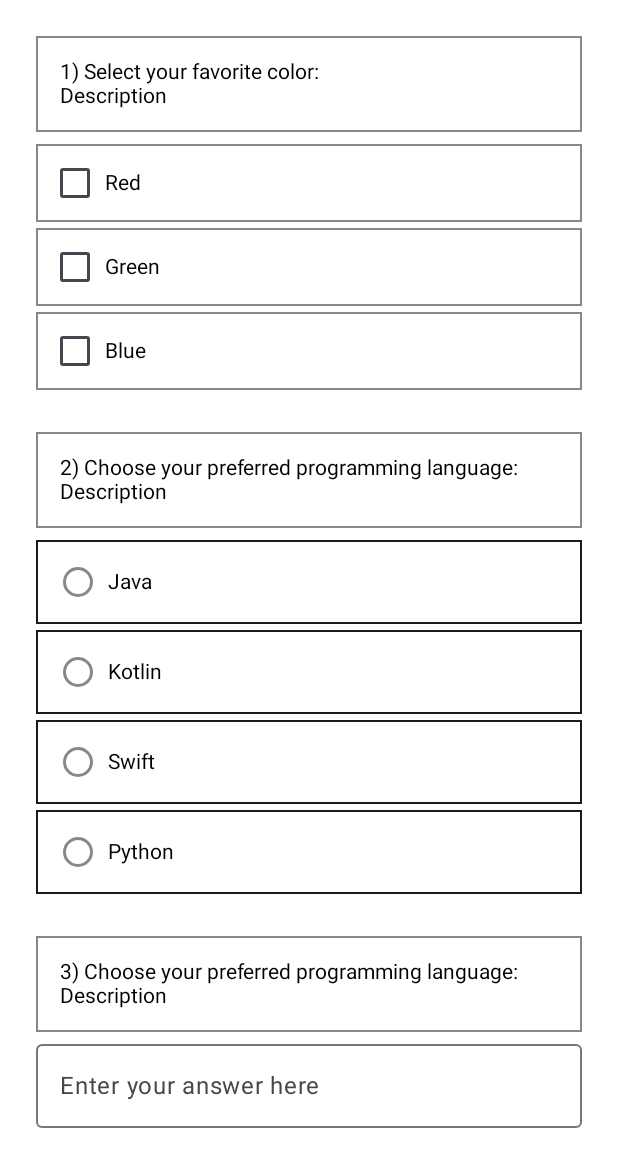
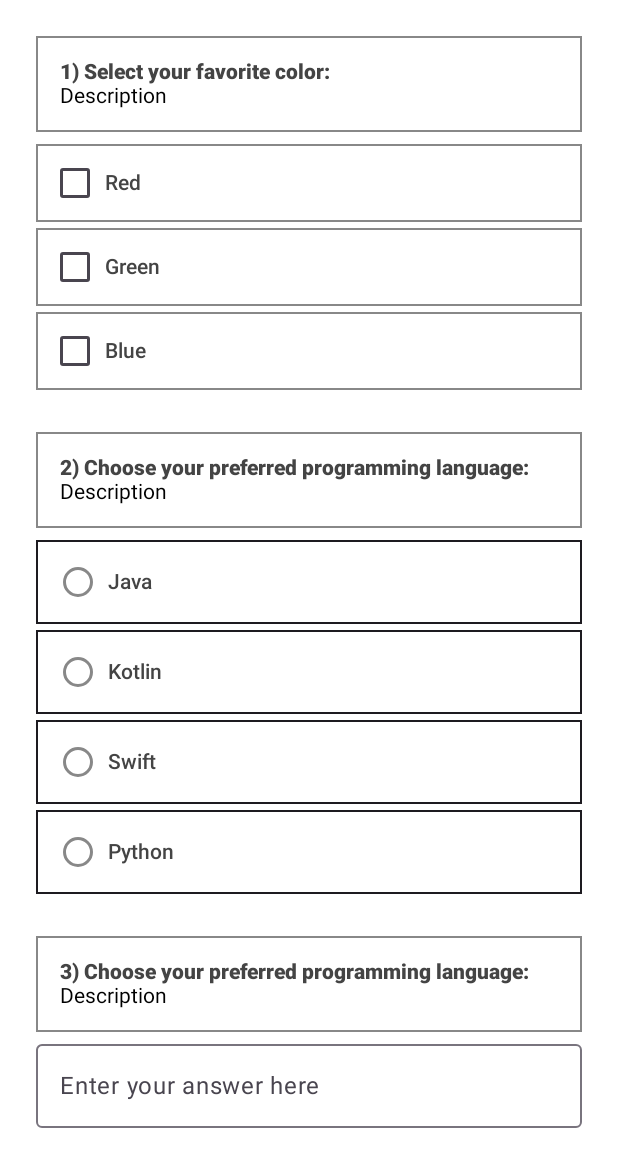
Before and after one commit to zekierciyas/survey-compose, an Android app built with Jetpack Compose: the screen it shows after launch (MainActivity), on a phone screen of 412 x 824 dp. Shown: the top 1167 px of the screen. Run offline under Robolectric (Android 15) with nearby library versions, the phone set to English and light mode, and no system bars.

Commit message:
Add missing styling colors

```diff
--- a/app/src/main/java/com/zekierciyas/jitpack_template/MainActivity.kt
+++ b/app/src/main/java/com/zekierciyas/jitpack_template/MainActivity.kt
@@ -11,9 +11,16 @@ import androidx.compose.runtime.getValue
 import androidx.compose.runtime.mutableStateOf
 import androidx.compose.runtime.remember
 import androidx.compose.runtime.setValue
+import androidx.compose.ui.graphics.Color
+import androidx.compose.ui.text.font.FontWeight
 import androidx.compose.ui.tooling.preview.Preview
+import com.zekierciyas.library.model.MultipleOptionUI
 import com.zekierciyas.library.model.QuestionType
+import com.zekierciyas.library.model.SingleOptionUI
 import com.zekierciyas.library.model.SurveyModel
+import com.zekierciyas.library.model.SurveyOutlinedText
+import com.zekierciyas.library.model.SurveyText
+import com.zekierciyas.library.model.TextOptionUI
 import com.zekierciyas.library.view.SurveyScreen
 
 class MainActivity : ComponentActivity() {
@@ -54,6 +61,50 @@ fun SurveyView() {
     )
     SurveyScreen(
         survey = sampleSurvey,
+        backgroundColor = Color.White,
+        singleOptionUI = SingleOptionUI(
+            questionTitle = SurveyText(
+                color = Color.DarkGray,
+                fontWeight = FontWeight.ExtraBold
+            ),
+            answer = SurveyText(
+                color = Color.DarkGray,
+                fontWeight = FontWeight.Medium
+            ),
+            selectedColor = Color.White,
+            unSelectedColor = Color.Gray,
+            borderColor = Color.Gray
+        ),
+        multipleOptionUI = MultipleOptionUI(
+            questionTitle = SurveyText(
+                color = Color.DarkGray,
+                fontWeight = FontWeight.ExtraBold
+            ),
+            answer = SurveyText(
+                color = Color.DarkGray,
+                fontWeight = FontWeight.Medium
+            ),
+            checkedColor = Color.Gray,
+            uncheckedColor = Color.White,
+            borderColor = Color.Gray
+        ),
+        textOptionUI = TextOptionUI(
+            questionTitle = SurveyText(
+                color = Color.DarkGray,
+                fontWeight = FontWeight.ExtraBold
+            ),
+            answer = SurveyText(
+                color = Color.Gray,
+                fontWeight = FontWeight.Medium
+            ),
+            borderColor = Color.Gray,
+            backgroundColor = Color.White,
+            surveyOutlinedText = SurveyOutlinedText(
+                focusedTextColor = Color.DarkGray,
+                unfocusedContainerColor = Color.White,
+                focuedLabelColor = Color.DarkGray
+            )
+        ),
         callbackAnswers =  {
 
         },
--- a/library/src/main/java/com/zekierciyas/library/view/MultipleChoiceQuestion.kt
+++ b/library/src/main/java/com/zekierciyas/library/view/MultipleChoiceQuestion.kt
@@ -84,7 +84,9 @@ fun MultipleChoiceQuestion(
                 verticalAlignment = Alignment.CenterVertically
             ) {
                 Checkbox(
-                    colors = CheckboxDefaults.colors(checkedColor = multipleOptionUI.uncheckedColor),
+                    colors = CheckboxDefaults.colors(
+                        checkedColor = multipleOptionUI.uncheckedColor,
+                        checkmarkColor = multipleOptionUI.checkedColor),
                     checked = answer in selectedAnswers,
                     onCheckedChange = null,
                     modifier = Modifier.padding(8.dp)
```
